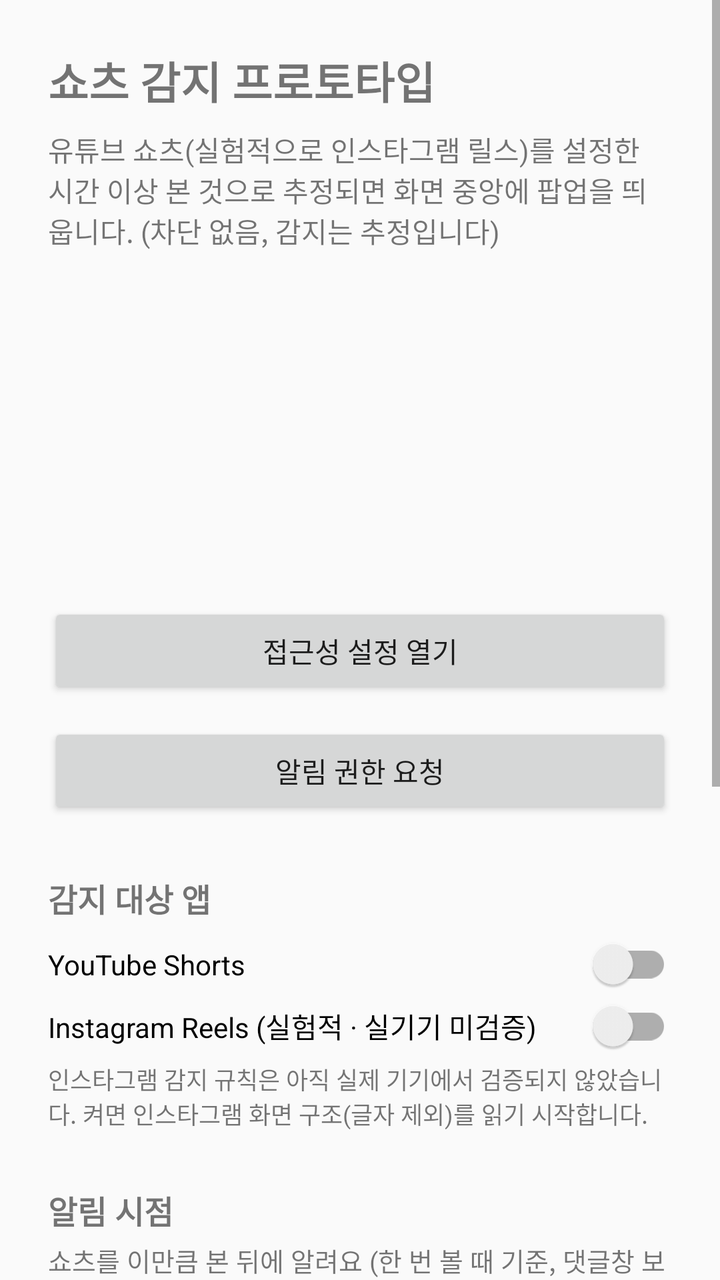
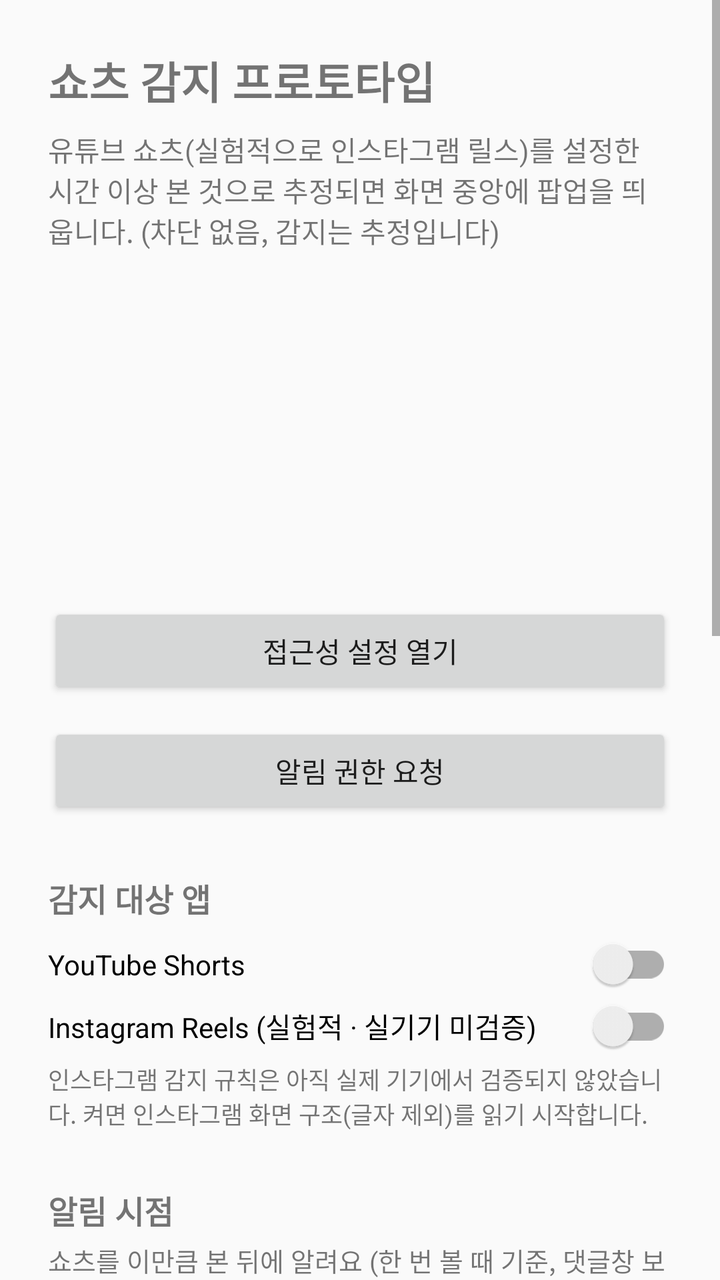

Before-and-after screenshots of an Android layout around one commit, followed by the original layout XML and the change that was made.
<!-- AndroidManifest.xml: application theme Theme.ShortsDetector -->
<!-- res/layout/activity_main.xml -->
<?xml version="1.0" encoding="utf-8"?>
<ScrollView xmlns:android="http://schemas.android.com/apk/res/android"
    android:layout_width="match_parent"
    android:layout_height="match_parent"
    android:fillViewport="true">

    <LinearLayout
        android:layout_width="match_parent"
        android:layout_height="wrap_content"
        android:orientation="vertical"
        android:padding="24dp">

        <TextView
            android:layout_width="wrap_content"
            android:layout_height="wrap_content"
            android:text="@string/app_name"
            android:textSize="22sp"
            android:textStyle="bold" />

        <TextView
            android:layout_width="match_parent"
            android:layout_height="wrap_content"
            android:layout_marginTop="8dp"
            android:text="@string/app_subtitle"
            android:textSize="14sp" />

        <TextView
            android:id="@+id/textAccessibilityStatus"
            android:layout_width="match_parent"
            android:layout_height="wrap_content"
            android:layout_marginTop="28dp"
            android:textSize="16sp" />

        <TextView
            android:id="@+id/textNotificationStatus"
            android:layout_width="match_parent"
            android:layout_height="wrap_content"
            android:layout_marginTop="8dp"
            android:textSize="16sp" />

        <TextView
            android:id="@+id/textDetectionStatus"
            android:layout_width="match_parent"
            android:layout_height="wrap_content"
            android:layout_marginTop="8dp"
            android:textSize="16sp" />

        <TextView
            android:id="@+id/textHint"
            android:layout_width="match_parent"
            android:layout_height="wrap_content"
            android:layout_marginTop="20dp"
            android:textSize="14sp" />

        <Button
            android:id="@+id/buttonOpenAccessibilitySettings"
            android:layout_width="match_parent"
            android:layout_height="wrap_content"
            android:layout_marginTop="28dp"
            android:text="@string/button_open_accessibility" />

        <Button
            android:id="@+id/buttonRequestNotification"
            android:layout_width="match_parent"
            android:layout_height="wrap_content"
            android:layout_marginTop="12dp"
            android:text="@string/button_request_notification" />

        <TextView
            android:layout_width="match_parent"
            android:layout_height="wrap_content"
            android:layout_marginTop="28dp"
            android:text="@string/section_targets"
            android:textSize="16sp"
            android:textStyle="bold" />

        <androidx.appcompat.widget.SwitchCompat
            android:id="@+id/switchYouTube"
            android:layout_width="match_parent"
            android:layout_height="wrap_content"
            android:layout_marginTop="8dp"
            android:text="@string/switch_youtube" />

        <androidx.appcompat.widget.SwitchCompat
            android:id="@+id/switchInstagram"
            android:layout_width="match_parent"
            android:layout_height="wrap_content"
            android:layout_marginTop="4dp"
            android:text="@string/switch_instagram" />

        <TextView
            android:layout_width="match_parent"
            android:layout_height="wrap_content"
            android:layout_marginTop="4dp"
            android:text="@string/instagram_warning"
            android:textSize="12sp" />

        <TextView
            android:layout_width="match_parent"
            android:layout_height="wrap_content"
            android:layout_marginTop="28dp"
            android:text="@string/section_intervention"
            android:textSize="16sp"
            android:textStyle="bold" />

        <TextView
            android:layout_width="match_parent"
            android:layout_height="wrap_content"
            android:layout_marginTop="4dp"
            android:text="@string/threshold_label"
            android:textSize="13sp" />

        
        <RadioGroup
            android:id="@+id/groupThreshold"
            android:layout_width="match_parent"
            android:layout_height="wrap_content"
            android:layout_marginTop="4dp"
            android:orientation="vertical" />

        <androidx.appcompat.widget.SwitchCompat
            android:id="@+id/switchPopup"
            android:layout_width="match_parent"
            android:layout_height="wrap_content"
            android:layout_marginTop="8dp"
            android:text="@string/switch_popup" />

        
        <androidx.appcompat.widget.SwitchCompat
            android:id="@+id/switchDemoMode"
            android:layout_width="match_parent"
            android:layout_height="wrap_content"
            android:layout_marginTop="4dp"
            android:text="@string/switch_demo_mode" />

        <TextView
            android:id="@+id/textPolicyStatus"
            android:layout_width="match_parent"
            android:layout_height="wrap_content"
            android:layout_marginTop="4dp"
            android:textSize="13sp" />

        <TextView
            android:layout_width="match_parent"
            android:layout_height="wrap_content"
            android:layout_marginTop="28dp"
            android:text="@string/section_records"
            android:textSize="16sp"
            android:textStyle="bold" />

        <TextView
            android:id="@+id/textRecords"
            android:layout_width="match_parent"
            android:layout_height="wrap_content"
            android:layout_marginTop="4dp"
            android:textSize="13sp" />

        <Button
            android:id="@+id/buttonDeleteRecords"
            android:layout_width="wrap_content"
            android:layout_height="wrap_content"
            android:layout_marginTop="8dp"
            android:text="@string/button_delete_records" />

        <TextView
            android:layout_width="match_parent"
            android:layout_height="wrap_content"
            android:layout_marginTop="32dp"
            android:text="@string/tuning_guide"
            android:textSize="13sp" />

    </LinearLayout>
</ScrollView>
<!-- resources referenced by this layout -->
<resources>
  <string name="app_name">쇼츠 감지 프로토타입</string>
  <string name="app_subtitle">유튜브 쇼츠(실험적으로 인스타그램 릴스)를 설정한 시간 이상 본 것으로 추정되면 화면 중앙에 팝업을 띄웁니다. (차단 없음, 감지는 추정입니다)</string>
  <string name="button_delete_records">기록 전체 삭제</string>
  <string name="button_open_accessibility">접근성 설정 열기</string>
  <string name="button_request_notification">알림 권한 요청</string>
  <string name="instagram_warning">인스타그램 감지 규칙은 아직 실제 기기에서 검증되지 않았습니다. 켜면 인스타그램 화면 구조(글자 제외)를 읽기 시작합니다.</string>
  <string name="section_intervention">알림 시점</string>
  <string name="section_records">사용 기록</string>
  <string name="section_targets">감지 대상 앱</string>
  <string name="switch_demo_mode">시연 모드 (10초 기준, 빠른 단계 변화. 끄면 원래 정책으로 돌아가요)</string>
  <string name="switch_instagram">Instagram Reels (실험적 · 실기기 미검증)</string>
  <string name="switch_popup">화면 중앙 팝업으로 알리기 (끄면 상단 알림만)</string>
  <string name="switch_youtube">YouTube Shorts</string>
  <string name="threshold_label">쇼츠를 이만큼 본 뒤에 알려요 (한 번 볼 때 기준, 댓글창 보는 시간 포함, 대화상자로 가린 시간 제외)</string>
  <string name="tuning_guide">감지 확인: adb logcat -s ShortsDetector 로 상태 전이(예: CANDIDATE→SHORTFORM_ESTIMATED), 근거 코드, 면적비를 확인하세요. 유튜브 업데이트로 ID 가 바뀌면 detection/adapters/youtube/YouTubeViewIds.kt 를 확인하세요. 자세한 절차: docs/DEVICE_TEST_GUIDE.md</string>
  <style name="Theme.ShortsDetector" parent="Theme.AppCompat.DayNight.DarkActionBar" />
</resources>

<!-- the commit's change to res/layout/activity_main.xml (unified diff, before → after) -->
@@ -162,6 +162,49 @@
             android:layout_marginTop="8dp"
             android:text="@string/button_delete_records" />
 
+        <Button
+            android:id="@+id/buttonResetForDemo"
+            android:layout_width="wrap_content"
+            android:layout_height="wrap_content"
+            android:layout_marginTop="4dp"
+            android:text="@string/button_reset_demo" />
+
+        
+        <TextView
+            android:layout_width="match_parent"
+            android:layout_height="wrap_content"
+            android:layout_marginTop="28dp"
+            android:text="@string/section_ai"
+            android:textSize="16sp"
+            android:textStyle="bold" />
+
+        <androidx.appcompat.widget.SwitchCompat
+            android:id="@+id/switchAiConsent"
+            android:layout_width="match_parent"
+            android:layout_height="wrap_content"
+            android:layout_marginTop="4dp"
+            android:text="@string/switch_ai_consent" />
+
+        <Button
+            android:id="@+id/buttonAiRecommend"
+            android:layout_width="match_parent"
+            android:layout_height="wrap_content"
+            android:layout_marginTop="8dp"
+            android:text="@string/button_ai_recommend" />
+
+        <TextView
+            android:id="@+id/textAiResult"
+            android:layout_width="match_parent"
+            android:layout_height="wrap_content"
+            android:layout_marginTop="4dp"
+            android:textSize="13sp" />
+
+        <LinearLayout
+            android:id="@+id/groupAiGoals"
+            android:layout_width="match_parent"
+            android:layout_height="wrap_content"
+            android:orientation="vertical" />
+
         <TextView
             android:layout_width="match_parent"
             android:layout_height="wrap_content"
<!-- resource entries referenced after the edit -->
@@ -2,13 +2,17 @@
 <resources>
   <string name="app_name">쇼츠 감지 프로토타입</string>
   <string name="app_subtitle">유튜브 쇼츠(실험적으로 인스타그램 릴스)를 설정한 시간 이상 본 것으로 추정되면 화면 중앙에 팝업을 띄웁니다. (차단 없음, 감지는 추정입니다)</string>
+  <string name="button_ai_recommend">AI 목표 추천 받기</string>
   <string name="button_delete_records">기록 전체 삭제</string>
   <string name="button_open_accessibility">접근성 설정 열기</string>
   <string name="button_request_notification">알림 권한 요청</string>
+  <string name="button_reset_demo">시연 준비 초기화</string>
   <string name="instagram_warning">인스타그램 감지 규칙은 아직 실제 기기에서 검증되지 않았습니다. 켜면 인스타그램 화면 구조(글자 제외)를 읽기 시작합니다.</string>
+  <string name="section_ai">AI 목표 추천 (임시 확인)</string>
   <string name="section_intervention">알림 시점</string>
   <string name="section_records">사용 기록</string>
   <string name="section_targets">감지 대상 앱</string>
+  <string name="switch_ai_consent">AI 추천 사용 동의 (설문 답변과 집계 통계만 Anthropic API 로 보내요. 화면 내용은 보내지 않아요)</string>
   <string name="switch_demo_mode">시연 모드 (10초 기준, 빠른 단계 변화. 끄면 원래 정책으로 돌아가요)</string>
   <string name="switch_instagram">Instagram Reels (실험적 · 실기기 미검증)</string>
   <string name="switch_popup">화면 중앙 팝업으로 알리기 (끄면 상단 알림만)</string>
